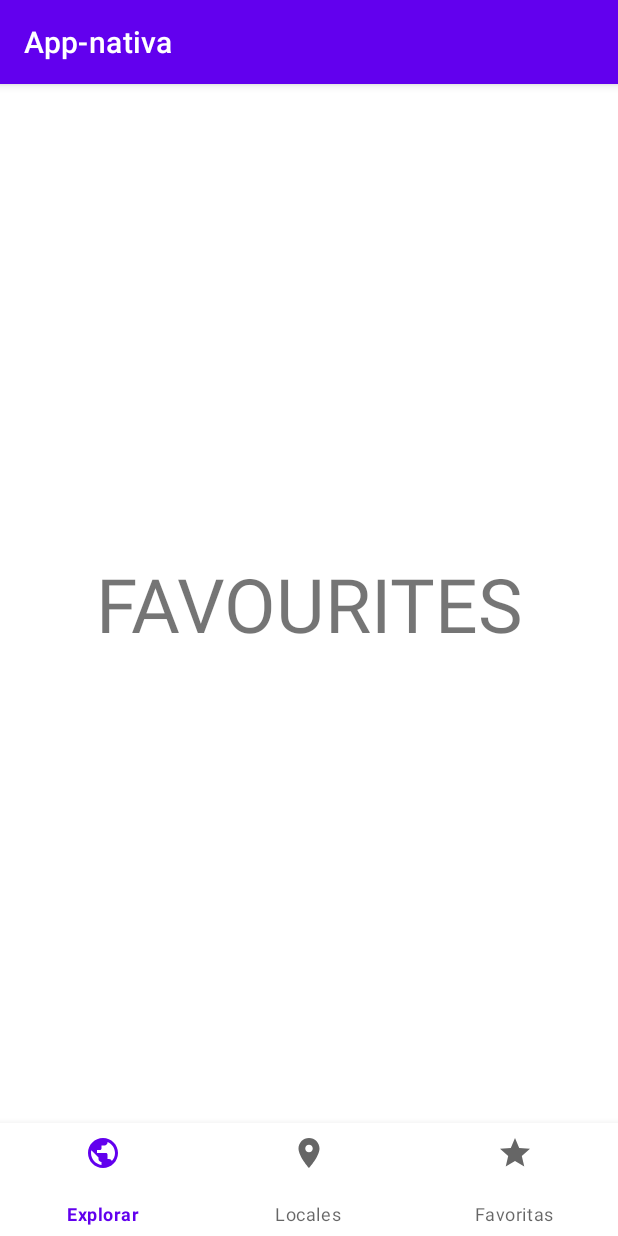
After one commit to julinuzzo19/app-mobile-android-noticias, an Android app: the fragment FavouritesFragment placed in its activity, on a phone screen of 412 x 824 dp. The commit adds this screen. Run offline under Robolectric (Android 15) with nearby library versions, the phone set to English and light mode, and no system bars; our stand-ins replace Volley.

Commit message:
added navbar bottom

```diff
--- /dev/null
+++ b/app/src/main/java/com/example/app_nativa/FavouritesFragment.java
@@ -0,0 +1,64 @@
+package com.example.app_nativa;
+
+import android.os.Bundle;
+
+import androidx.fragment.app.Fragment;
+
+import android.view.LayoutInflater;
+import android.view.View;
+import android.view.ViewGroup;
+
+/**
+ * A simple {@link Fragment} subclass.
+ * Use the {@link FavouritesFragment#newInstance} factory method to
+ * create an instance of this fragment.
+ */
+public class FavouritesFragment extends Fragment {
+
+    // TODO: Rename parameter arguments, choose names that match
+    // the fragment initialization parameters, e.g. ARG_ITEM_NUMBER
+    private static final String ARG_PARAM1 = "param1";
+    private static final String ARG_PARAM2 = "param2";
+
+    // TODO: Rename and change types of parameters
+    private String mParam1;
+    private String mParam2;
+
+    public FavouritesFragment() {
+        // Required empty public constructor
+    }
+
+    /**
+     * Use this factory method to create a new instance of
+     * this fragment using the provided parameters.
+     *
+     * @param param1 Parameter 1.
+     * @param param2 Parameter 2.
+     * @return A new instance of fragment FavouritesFragment.
+     */
+    // TODO: Rename and change types and number of parameters
+    public static FavouritesFragment newInstance(String param1, String param2) {
+        FavouritesFragment fragment = new FavouritesFragment();
+        Bundle args = new Bundle();
+        args.putString(ARG_PARAM1, param1);
+        args.putString(ARG_PARAM2, param2);
+        fragment.setArguments(args);
+        return fragment;
+    }
+
+    @Override
+    public void onCreate(Bundle savedInstanceState) {
+        super.onCreate(savedInstanceState);
+        if (getArguments() != null) {
+            mParam1 = getArguments().getString(ARG_PARAM1);
+            mParam2 = getArguments().getString(ARG_PARAM2);
+        }
+    }
+
+    @Override
+    public View onCreateView(LayoutInflater inflater, ViewGroup container,
+                             Bundle savedInstanceState) {
+        // Inflate the layout for this fragment
+        return inflater.inflate(R.layout.fragment_favourites, container, false);
+    }
+}
--- /dev/null
+++ b/app/src/main/java/com/example/app_nativa/LocalNewsFragment.java
@@ -0,0 +1,64 @@
+package com.example.app_nativa;
+
+import android.os.Bundle;
+
+import androidx.fragment.app.Fragment;
+
+import android.view.LayoutInflater;
+import android.view.View;
+import android.view.ViewGroup;
+
+/**
+ * A simple {@link Fragment} subclass.
+ * Use the {@link LocalNewsFragment#newInstance} factory method to
+ * create an instance of this fragment.
+ */
+public class LocalNewsFragment extends Fragment {
+
+    // TODO: Rename parameter arguments, choose names that match
+    // the fragment initialization parameters, e.g. ARG_ITEM_NUMBER
+    private static final String ARG_PARAM1 = "param1";
+    private static final String ARG_PARAM2 = "param2";
+
+    // TODO: Rename and change types of parameters
+    private String mParam1;
+    private String mParam2;
+
+    public LocalNewsFragment() {
+        // Required empty public constructor
+    }
+
+    /**
+     * Use this factory method to create a new instance of
+     * this fragment using the provided parameters.
+     *
+     * @param param1 Parameter 1.
+     * @param param2 Parameter 2.
+     * @return A new instance of fragment LocalNewsFragment.
+     */
+    // TODO: Rename and change types and number of parameters
+    public static LocalNewsFragment newInstance(String param1, String param2) {
+        LocalNewsFragment fragment = new LocalNewsFragment();
+        Bundle args = new Bundle();
+        args.putString(ARG_PARAM1, param1);
+        args.putString(ARG_PARAM2, param2);
+        fragment.setArguments(args);
+        return fragment;
+    }
+
+    @Override
+    public void onCreate(Bundle savedInstanceState) {
+        super.onCreate(savedInstanceState);
+        if (getArguments() != null) {
+            mParam1 = getArguments().getString(ARG_PARAM1);
+            mParam2 = getArguments().getString(ARG_PARAM2);
+        }
+    }
+
+    @Override
+    public View onCreateView(LayoutInflater inflater, ViewGroup container,
+                             Bundle savedInstanceState) {
+        // Inflate the layout for this fragment
+        return inflater.inflate(R.layout.fragment_local_news, container, false);
+    }
+}
--- /dev/null
+++ b/app/src/main/java/com/example/app_nativa/MainActivity.java
@@ -0,0 +1,53 @@
+package com.example.app_nativa;
+
+import androidx.annotation.NonNull;
+import androidx.appcompat.app.AppCompatActivity;
+
+import android.content.Intent;
+import android.os.Bundle;
+import android.view.MenuItem;
+
+import com.google.android.material.bottomnavigation.BottomNavigationView;
+
+public class MainActivity extends AppCompatActivity {
+
+    ItemListFragment itemListFragment= new ItemListFragment();
+    LocalNewsFragment localNewsFragment= new LocalNewsFragment();
+    FavouritesFragment favouritesFragment= new FavouritesFragment();
+
+    private final BottomNavigationView.OnNavigationItemSelectedListener mOnNavigationItemSelected = new BottomNavigationView.OnNavigationItemSelectedListener() {
+        @Override
+        public boolean onNavigationItemSelected(@NonNull MenuItem item) {
+            switch (item.getItemId()){
+
+                case R.id.itemListFragment:
+                    getSupportFragmentManager().beginTransaction().replace(R.id.nav_host_fragment,itemListFragment).commit();
+
+                    //Intent intent  = new Intent(getApplicationContext(), ItemDetailHostActivity.class);
+                    //startActivity(intent);
+
+
+                    return true;
+
+                case R.id.favouritesFragment:
+                    getSupportFragmentManager().beginTransaction().replace(R.id.nav_host_fragment,favouritesFragment).commit();
+                    return true;
+                case R.id.localNewsFragment:
+                    getSupportFragmentManager().beginTransaction().replace(R.id.nav_host_fragment,localNewsFragment).commit();
+                    return true;
+
+            }
+            return false;
+        }
+    };
+
+    @Override
+    protected void onCreate(Bundle savedInstanceState) {
+        super.onCreate(savedInstanceState);
+        setContentView(R.layout.activity_main);
+
+        BottomNavigationView navigation = findViewById(R.id.bottomNavigationView);
+        navigation.setOnNavigationItemSelectedListener(mOnNavigationItemSelected);
+
+    }
+}
--- /dev/null
+++ b/app/src/main/res/drawable/ic_favourites.xml
@@ -0,0 +1,10 @@
+<vector xmlns:android="http://schemas.android.com/apk/res/android"
+    android:width="24dp"
+    android:height="24dp"
+    android:viewportWidth="24"
+    android:viewportHeight="24"
+    android:tint="?attr/colorControlNormal">
+  <path
+      android:fillColor="@android:color/white"
+      android:pathData="M12,17.27L18.18,21l-1.64,-7.03L22,9.24l-7.19,-0.61L12,2 9.19,8.63 2,9.24l5.46,4.73L5.82,21z"/>
+</vector>
--- /dev/null
+++ b/app/src/main/res/drawable/ic_local.xml
@@ -0,0 +1,10 @@
+<vector xmlns:android="http://schemas.android.com/apk/res/android"
+    android:width="24dp"
+    android:height="24dp"
+    android:viewportWidth="24"
+    android:viewportHeight="24"
+    android:tint="?attr/colorControlNormal">
+  <path
+      android:fillColor="@android:color/white"
+      android:pathData="M12,2C8.13,2 5,5.13 5,9c0,5.25 7,13 7,13s7,-7.75 7,-13c0,-3.87 -3.13,-7 -7,-7zM12,11.5c-1.38,0 -2.5,-1.12 -2.5,-2.5s1.12,-2.5 2.5,-2.5 2.5,1.12 2.5,2.5 -1.12,2.5 -2.5,2.5z"/>
+</vector>
--- /dev/null
+++ b/app/src/main/res/drawable/ic_public.xml
@@ -0,0 +1,10 @@
+<vector xmlns:android="http://schemas.android.com/apk/res/android"
+    android:width="24dp"
+    android:height="24dp"
+    android:viewportWidth="24"
+    android:viewportHeight="24"
+    android:tint="?attr/colorControlNormal">
+  <path
+      android:fillColor="@android:color/white"
+      android:pathData="M12,2C6.48,2 2,6.48 2,12s4.48,10 10,10 10,-4.48 10,-10S17.52,2 12,2zM11,19.93c-3.95,-0.49 -7,-3.85 -7,-7.93 0,-0.62 0.08,-1.21 0.21,-1.79L9,15v1c0,1.1 0.9,2 2,2v1.93zM17.9,17.39c-0.26,-0.81 -1,-1.39 -1.9,-1.39h-1v-3c0,-0.55 -0.45,-1 -1,-1L8,12v-2h2c0.55,0 1,-0.45 1,-1L11,7h2c1.1,0 2,-0.9 2,-2v-0.41c2.93,1.19 5,4.06 5,7.41 0,2.08 -0.8,3.97 -2.1,5.39z"/>
+</vector>
--- a/app/src/main/res/layout/activity_item_detail.xml
+++ b/app/src/main/res/layout/activity_item_detail.xml
@@ -19,4 +19,5 @@
         app:navGraph="@navigation/primary_details_nav_graph"
         tools:layout="@layout/fragment_item_detail" />
 
+
 </androidx.constraintlayout.widget.ConstraintLayout>
--- /dev/null
+++ b/app/src/main/res/layout/activity_main.xml
@@ -0,0 +1,33 @@
+<?xml version="1.0" encoding="utf-8"?>
+<androidx.constraintlayout.widget.ConstraintLayout xmlns:android="http://schemas.android.com/apk/res/android"
+    xmlns:app="http://schemas.android.com/apk/res-auto"
+    xmlns:tools="http://schemas.android.com/tools"
+    android:layout_width="match_parent"
+    android:layout_height="match_parent"
+    tools:context=".MainActivity">
+
+
+    <androidx.fragment.app.FragmentContainerView
+        android:id="@+id/nav_host_fragment"
+        android:layout_width="0dp"
+        android:layout_height="0dp"
+        app:defaultNavHost="true"
+        app:layout_constraintBottom_toTopOf="@+id/bottomNavigationView"
+        app:layout_constraintEnd_toEndOf="parent"
+        app:layout_constraintHorizontal_bias="0.5"
+        app:layout_constraintStart_toStartOf="parent"
+        app:layout_constraintTop_toTopOf="parent"
+        app:navGraph="@navigation/nav_graph"/>
+
+    <com.google.android.material.bottomnavigation.BottomNavigationView
+        android:id="@+id/bottomNavigationView"
+        android:layout_width="match_parent"
+        android:layout_height="75dp"
+        app:layout_constraintBottom_toBottomOf="parent"
+        app:layout_constraintEnd_toEndOf="parent"
+        app:layout_constraintHorizontal_bias="0.0"
+        app:layout_constraintStart_toStartOf="parent"
+        app:menu="@menu/bottom_nav_menu"/>
+
+
+</androidx.constraintlayout.widget.ConstraintLayout>
--- /dev/null
+++ b/app/src/main/res/layout/fragment_favourites.xml
@@ -0,0 +1,16 @@
+<?xml version="1.0" encoding="utf-8"?>
+<FrameLayout xmlns:android="http://schemas.android.com/apk/res/android"
+    xmlns:tools="http://schemas.android.com/tools"
+    android:layout_width="match_parent"
+    android:layout_height="match_parent"
+    tools:context=".FavouritesFragment">
+
+    <!-- TODO: Update blank fragment layout -->
+    <TextView
+        android:layout_width="match_parent"
+        android:layout_height="match_parent"
+        android:text="FAVOURITES"
+        android:gravity="center"
+        android:textSize="50dp"/>
+
+</FrameLayout>
--- /dev/null
+++ b/app/src/main/res/menu/bottom_nav_menu.xml
@@ -0,0 +1,14 @@
+<?xml version="1.0" encoding="utf-8"?>
+<menu xmlns:app="http://schemas.android.com/apk/res-auto"
+    xmlns:android="http://schemas.android.com/apk/res/android">
+
+    <item android:title="Explorar"
+        android:id="@+id/item_list_fragment"
+        android:icon="@drawable/ic_public"/>
+    <item android:title="Locales"
+        android:id="@+id/localNewsFragment"
+        android:icon="@drawable/ic_local"/>
+    <item android:title="Favoritas"
+        android:id="@+id/favouritesFragment"
+        android:icon="@drawable/ic_favourites"/>
+</menu>
--- /dev/null
+++ b/app/src/main/res/navigation/nav_graph.xml
@@ -0,0 +1,23 @@
+<?xml version="1.0" encoding="utf-8"?>
+<navigation xmlns:android="http://schemas.android.com/apk/res/android"
+    xmlns:app="http://schemas.android.com/apk/res-auto"
+    xmlns:tools="http://schemas.android.com/tools"
+    android:id="@+id/nav_graph"
+    app:startDestination="@id/itemListFragment">
+
+    <fragment
+        android:id="@+id/localNewsFragment"
+        android:name="com.example.app_nativa.LocalNewsFragment"
+        android:label="fragment_local_news"
+        tools:layout="@layout/fragment_local_news" />
+    <fragment
+        android:id="@+id/favouritesFragment"
+        android:name="com.example.app_nativa.FavouritesFragment"
+        android:label="fragment_favourites"
+        tools:layout="@layout/fragment_favourites" />
+    <fragment
+        android:id="@+id/itemListFragment"
+        android:name="com.example.app_nativa.ItemListFragment"
+        android:label="ItemListFragment" />
+
+</navigation>
--- a/app/src/main/res/values/strings.xml
+++ b/app/src/main/res/values/strings.xml
@@ -10,4 +10,6 @@
     <string name="invalid_username">Not a valid username</string>
     <string name="invalid_password">Password must be >5 characters</string>
     <string name="login_failed">"Login failed"</string>
+    <!-- TODO: Remove or change this placeholder text -->
+    <string name="hello_blank_fragment">Hello blank fragment</string>
 </resources>
```
Also changed, not shown: app/build.gradle (+7 -0 lines), app/src/main/AndroidManifest.xml (+6 -6 lines), app/src/main/java/com/example/app_nativa/FirstActivity.java (+24 -1 lines), app/src/main/java/com/example/app_nativa/LoginActivity.java (+7 -1 lines), app/src/main/res/drawable/ic_explorar.xml (added, +10 -0 lines), app/src/main/res/layout/fragment_local_news.xml (added, +16 -0 lines).
